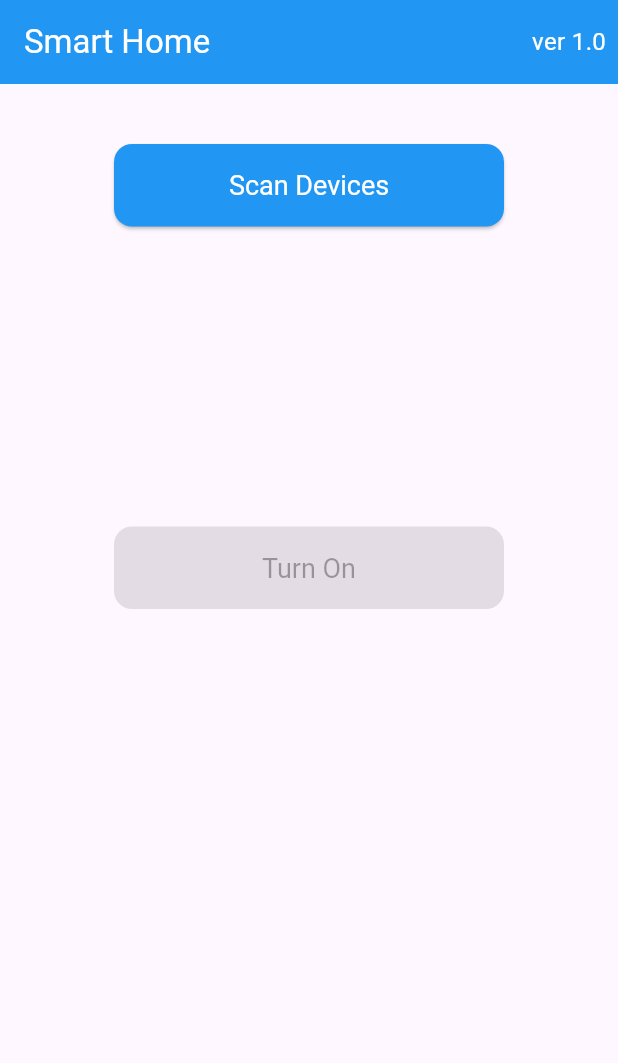
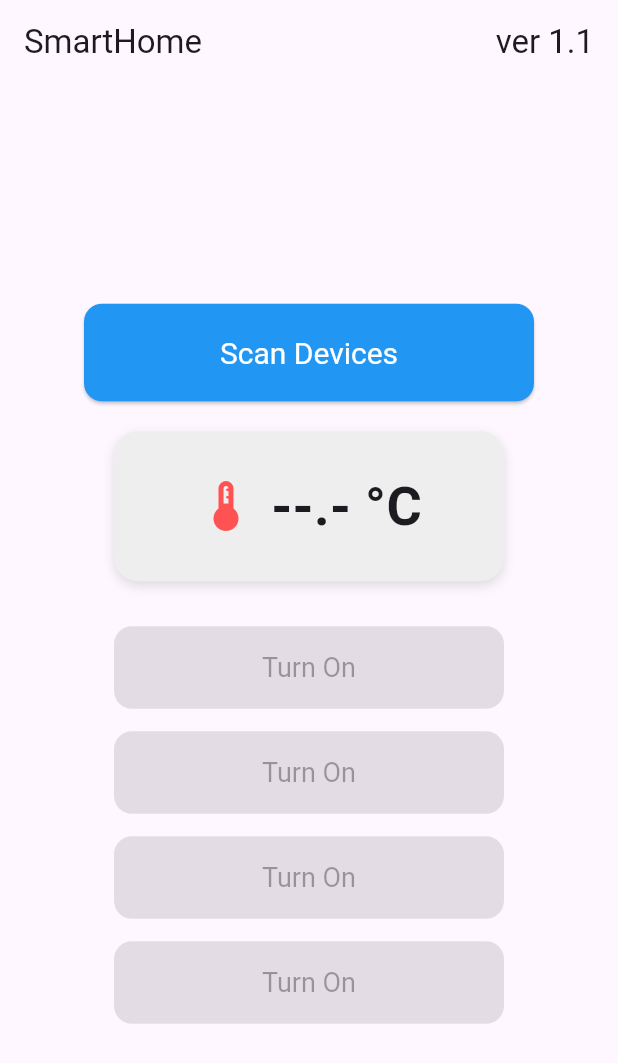
Before and after one commit to posh1321/flutterBLE, a Flutter app: the screen it shows after launch, after a tap on "Scan Devices", on a phone screen of 412 x 824 dp. Shown: the top 1063 px of the screen. Run offline on Flutter 3.47's test engine with Material 3 defaults, Android fonts, the phone set to English and light mode, and no system bars; our stand-ins replace permission_handler; missing offline and left inert: flutter_reactive_ble.

Commit message:
New version 1.1: Temperature info added, new buttons...

```diff
--- a/lib/main.dart
+++ b/lib/main.dart
@@ -28,17 +28,23 @@ class _HomeScreenState extends State<HomeScreen> {
   final _ble = FlutterReactiveBle();
   DiscoveredDevice? _device;
   bool _connected = false;
-  bool _turnOn = false;
+
+  // Dugmad (stanje svakog LED-a)
+  List<bool> _turnOnStates = [false, false, false, false];
+
+  // Temperatura
+  double? _temperature;
+  Timer? _tempTimer;
+
   late StreamSubscription<ConnectionStateUpdate> _connection;
-  bool _scanning = false;
+  StreamSubscription<List<int>>? _tempNotifySub;
 
-  // UUID of the service and characteristic to write ON/OFF
+  // UUIDs
   final Uuid serviceUuid = Uuid.parse("12345678-1234-1234-1234-1234567890ab");
   final Uuid charUuid = Uuid.parse("abcd1234-5678-90ab-cdef-1234567890ab");
 
   Future<bool> _requestBlePermissions() async {
     if (Platform.isAndroid) {
-      // Android 12+ (SDK 31+)
       final permissions = [
         Permission.bluetoothScan,
         Permission.bluetoothConnect,
@@ -46,16 +52,13 @@ class _HomeScreenState extends State<HomeScreen> {
       ];
 
       final statuses = await permissions.request();
-
       return statuses.values.every((status) => status.isGranted);
-    } else if (Platform.isIOS) {
-        return true;
     }
-    return false;
+    return true; // iOS
   }
 
   void _scanDevices() async {
-    if (_scanning) return;
+    if (_device != null) return;
 
     final granted = await _requestBlePermissions();
     if (!granted) {
@@ -65,21 +68,13 @@ class _HomeScreenState extends State<HomeScreen> {
       return;
     }
 
-    setState(() => _scanning = true);
-
     List<DiscoveredDevice> devices = [];
-
     final subscription = _ble.scanForDevices(withServices: []).listen((device) {
-      if (!devices.any((d) => d.id == device.id)) {
-        devices.add(device);
-      }
+      if (!devices.any((d) => d.id == device.id)) devices.add(device);
     });
 
-    // Scan 5 sekundi
     await Future.delayed(Duration(seconds: 5));
     await subscription.cancel();
-
-    setState(() => _scanning = false);
 
     if (devices.isNotEmpty) {
       DiscoveredDevice? selected = await showDialog(
@@ -94,7 +89,7 @@ class _HomeScreenState extends State<HomeScreen> {
       );
 
       if (selected != null) {
-        setState(() => _device = selected);
+        _device = selected;
         _connect();
       }
     } else {
@@ -109,17 +104,19 @@ class _HomeScreenState extends State<HomeScreen> {
 
     _connection = _ble.connectToDevice(
       id: _device!.id,
-      connectionTimeout: const Duration(seconds: 5),
+      connectionTimeout: Duration(seconds: 5),
     ).listen((event) {
       if (event.connectionState == DeviceConnectionState.connected) {
-        setState(() {
-          _connected = true;
-        });
+        setState(() => _connected = true);
+        _subscribeToTempNotify();
+        _startTempTimer();
       } else if (event.connectionState == DeviceConnectionState.disconnected) {
         setState(() {
           _connected = false;
-          _turnOn = false;
           _device = null;
+          _turnOnStates = [false, false, false, false];
+          _tempTimer?.cancel();
+          _tempNotifySub?.cancel();
         });
       }
     });
@@ -127,32 +124,40 @@ class _HomeScreenState extends State<HomeScreen> {
 
   void _disconnect() async {
     await _connection.cancel();
+    _tempTimer?.cancel();
+    _tempNotifySub?.cancel();
     setState(() {
       _connected = false;
-      _turnOn = false;
       _device = null;
+      _turnOnStates = [false, false, false, false];
     });
   }
 
-  void _toggle() async {
+  void _sendCommand(int index) async {
     if (!_connected || _device == null) return;
 
-    final value = utf8.encode(_turnOn ? "OFF" : "ON");
+    // Odredi komandu prema trenutnom stanju dugmeta
+    String cmd;
+    if (_turnOnStates[index]) {
+      cmd = "OFF${index == 0 ? '' : index + 1}";
+    } else {
+      cmd = "ON${index == 0 ? '' : index + 1}";
+    }
 
     try {
-      await _ble.writeCharacteristicWithoutResponse(
+      await _ble.writeCharacteristicWithResponse(
         QualifiedCharacteristic(
           characteristicId: charUuid,
           serviceId: serviceUuid,
           deviceId: _device!.id,
         ),
-        value: value,
+        value: utf8.encode(cmd),
       );
 
+      // samo update UI ako komanda prođe
       setState(() {
-        _turnOn = !_turnOn;
+        _turnOnStates[index] = !_turnOnStates[index];
       });
-
     } catch (e) {
       ScaffoldMessenger.of(context).showSnackBar(
         SnackBar(content: Text('Write failed: $e')),
@@ -160,49 +165,121 @@ class _HomeScreenState extends State<HomeScreen> {
     }
   }
 
+  void _subscribeToTempNotify() {
+    _tempNotifySub?.cancel();
+    if (_device == null) return;
+
+    _tempNotifySub = _ble.subscribeToCharacteristic(
+      QualifiedCharacteristic(
+        characteristicId: charUuid,
+        serviceId: serviceUuid,
+        deviceId: _device!.id,
+      ),
+    ).listen((data) {
+      final val = utf8.decode(data);
+      if (val.startsWith("TEMP:")) {
+        final tStr = val.substring(5);
+        double? t = tStr == "None" ? null : double.tryParse(tStr);
+        setState(() => _temperature = t);
+      }
+    });
+  }
+
+  void _startTempTimer() {
+    _tempTimer?.cancel();
+    _tempTimer = Timer.periodic(Duration(seconds: 10), (_) async {
+      if (!_connected || _device == null) return;
+
+      try {
+        await _ble.writeCharacteristicWithResponse(
+          QualifiedCharacteristic(
+            characteristicId: charUuid,
+            serviceId: serviceUuid,
+            deviceId: _device!.id,
+          ),
+          value: utf8.encode("TEMP?"),
+        );
+      } catch (e) {
+        print("TEMP read failed: $e");
+      }
+    });
+  }
+
   @override
   void dispose() {
+    _tempTimer?.cancel();
+    _tempNotifySub?.cancel();
     if (_connected) _connection.cancel();
     super.dispose();
+  }
+
+  Widget _buildTempCard() {
+    return Container(
+      width: 260,
+      height: 100,
+      margin: const EdgeInsets.symmetric(vertical: 20),
+      decoration: BoxDecoration(
+        color: Colors.grey[200],
+        borderRadius: BorderRadius.circular(16),
+        boxShadow: [
+          BoxShadow(
+            color: Colors.black12,
+            blurRadius: 6,
+            offset: Offset(0, 3),
+          ),
+        ],
+      ),
+      child: Center(
+        child: Row(
+          mainAxisAlignment: MainAxisAlignment.center,
+          crossAxisAlignment: CrossAxisAlignment.center,
+          children: [
+            Icon(Icons.thermostat_rounded, size: 40, color: Colors.redAccent),
+            const SizedBox(width: 10),
+            Text(
+              _temperature != null
+                  ? "${_temperature!.toStringAsFixed(1)} °C"
+                  : "--.- °C",
+              style: const TextStyle(
+                fontSize: 36,
+                fontWeight: FontWeight.bold,
+              ),
+            ),
+          ],
+        ),
+      ),
+    );
   }
 
   @override
   Widget build(BuildContext context) {
     return Scaffold(
       appBar: AppBar(
-        backgroundColor: Colors.blue,
-        title: const Text(
-          'Smart Home',
-          style: TextStyle(color: Colors.white),
-        ),
-        actions: const [
-          Padding(
-            padding: EdgeInsets.all(8.0),
-            child: Center(
-              child: Text(
-                'ver 1.0',
-                style: TextStyle(color: Colors.white, fontSize: 16),
+        title: Row(
+          mainAxisAlignment: MainAxisAlignment.spaceBetween,
+          children: const [
+            Text("SmartHome"),
+            Text("ver 1.1"),
+          ],
         ),
       ),
-          ),
-        ],
-      ),
       body: Center(
+        child: SingleChildScrollView(
           child: Column(
             mainAxisAlignment: MainAxisAlignment.start,
             children: [
-            const SizedBox(height: 40),
+              const SizedBox(height: 20),
 
-            // SCAN / DISCONNECT DUGME
+              // SCAN / DISCONNECT dugme veće
               SizedBox(
-              width: 260,
-              height: 55,
+                width: 300,
+                height: 65,
                 child: ElevatedButton(
                   onPressed: _connected ? _disconnect : _scanDevices,
                   style: ElevatedButton.styleFrom(
                     backgroundColor: _connected ? Colors.red : Colors.blue,
                     foregroundColor: Colors.white,
-                  textStyle: const TextStyle(fontSize: 18),
+                    textStyle: const TextStyle(fontSize: 20),
                     shape: RoundedRectangleBorder(
                       borderRadius: BorderRadius.circular(12),
                     ),
@@ -211,46 +288,40 @@ class _HomeScreenState extends State<HomeScreen> {
                 ),
               ),
 
-            const SizedBox(height: 200),
+              // temperatura card
+              _buildTempCard(),
 
-            // TURN ON / OFF DUGME
+              const SizedBox(height: 10),
+
+              // 4 dugmeta Turn On/Off
+              for (int i = 0; i < 4; i++) ...[
                 SizedBox(
                   width: 260,
                   height: 55,
                   child: ElevatedButton(
-                onPressed: _connected ? _toggle : null,
+                    onPressed: _connected ? () => _sendCommand(i) : null,
                     style: ElevatedButton.styleFrom(
-                  backgroundColor: _turnOn ? Colors.red : Colors.green,
+                      backgroundColor:
+                      _turnOnStates[i] ? Colors.red : Colors.green,
                       foregroundColor: Colors.white,
                       textStyle: const TextStyle(fontSize: 18),
                       shape: RoundedRectangleBorder(
                         borderRadius: BorderRadius.circular(12),
                       ),
                     ),
-                child: Text(_turnOn ? 'Turn Off' : 'Turn On'),
+                    child: Text(_turnOnStates[i] ? 'Turn Off' : 'Turn On'),
                   ),
                 ),
-
-            const SizedBox(height: 30),
+                const SizedBox(height: 15),
+              ],
 
               if (_device != null)
                 Text(
                   'Device: ${_device!.name.isEmpty ? "Unknown" : _device!.name}',
                   textAlign: TextAlign.center,
                 ),
-
-            if (_connected)
-              const Padding(
-                padding: EdgeInsets.only(top: 10),
-                child: Text(
-                  'Connected!',
-                  style: TextStyle(
-                    color: Colors.green,
-                    fontWeight: FontWeight.bold,
+            ],
           ),
-                ),
-              ),
-          ],
         ),
       ),
     );
```
Also changed, not shown: 1 other file. Lines whose indentation alone changed are shown as unchanged.
